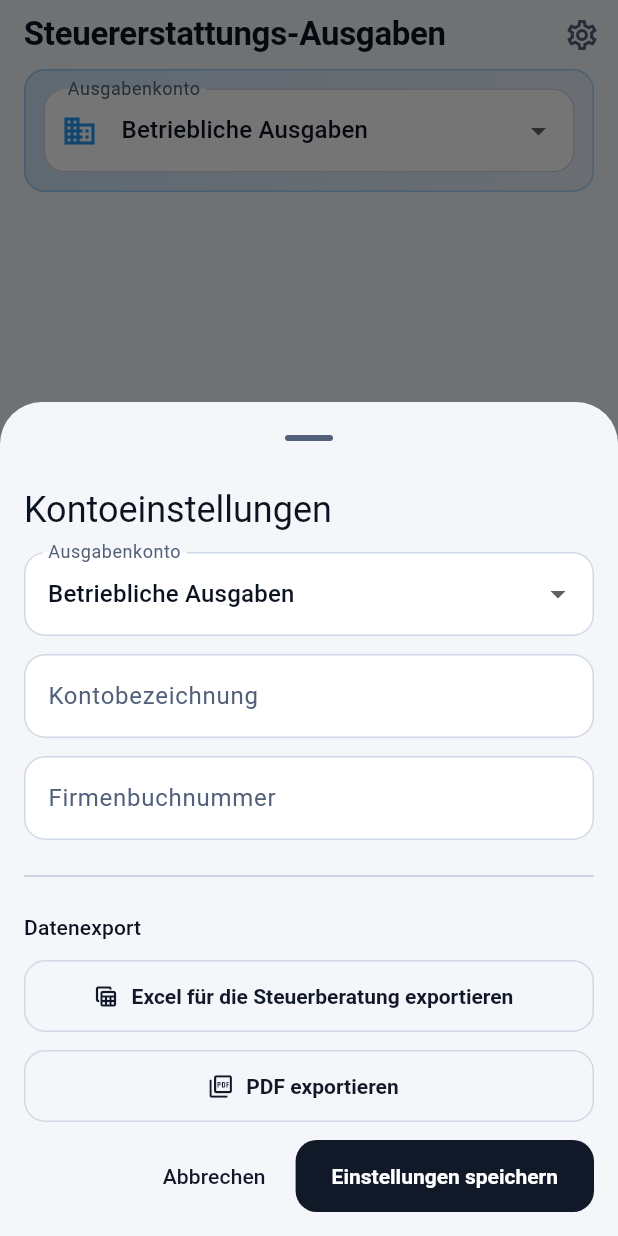
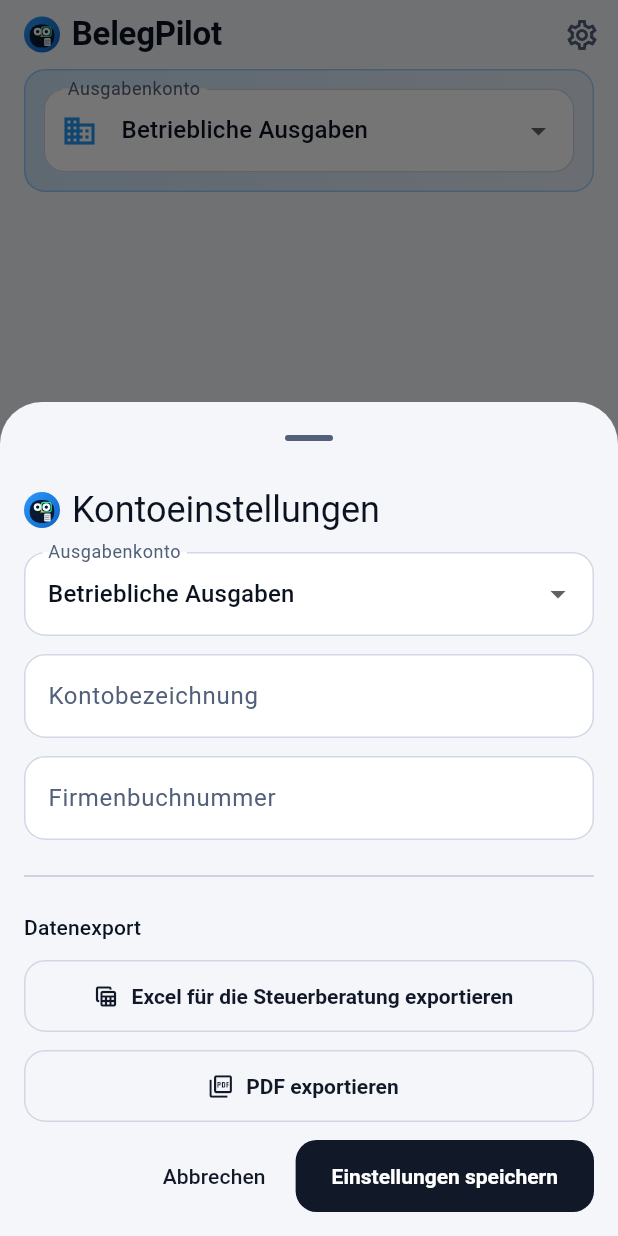
Before and after one commit to Clemens-Toegel/finanzplaner, a Flutter app: the screen it shows after launch, after a tap on the "settings" icon, on a phone screen of 412 x 824 dp. Run offline on Flutter 3.47's test engine with Material 3 defaults, Android fonts, the phone set to English and light mode, and no system bars; our stand-ins replace freezed_annotation, image_picker, pdf, printing, share_plus, sqflite; missing offline and left inert: excel, google_mlkit_text_recognition; accounts and stored records are empty.

Commit message:
feat(branding): adopt BelegPilot identity and integrate reusable Pilo visuals

```diff
--- a/lib/gen/app_localizations_de.dart
+++ b/lib/gen/app_localizations_de.dart
@@ -9,10 +9,10 @@
   AppLocalizationsDe([String locale = 'de']) : super(locale);
 
   @override
-  String get appTitle => 'Steuererstattungs-Ausgaben';
+  String get appTitle => 'BelegPilot';
 
   @override
-  String get taxRefundPurchasesTitle => 'Steuererstattungs-Ausgaben';
+  String get taxRefundPurchasesTitle => 'BelegPilot';
 
   @override
   String get exportPdfTooltip => 'PDF exportieren';
@@ -157,12 +157,11 @@
       'Bitte zuerst Ausgaben hinzufügen, bevor exportiert wird.';
 
   @override
-  String get emptyStateTitle =>
-      'Steuerlich absetzbare Ausgaben in Österreich erfassen';
+  String get emptyStateTitle => 'Ausgaben einfach erfassen und organisieren';
 
   @override
   String emptyStateSubtitle(Object account) {
-    return 'Füge jeden Beleg für $account hinzu, damit deine Steuerberatung ihn prüfen kann.';
+    return 'Füge jeden Beleg für $account hinzu, damit du alles übersichtlich an einem Ort hast.';
   }
 
   @override
--- a/lib/gen/app_localizations_en.dart
+++ b/lib/gen/app_localizations_en.dart
@@ -9,10 +9,10 @@
   AppLocalizationsEn([String locale = 'en']) : super(locale);
 
   @override
-  String get appTitle => 'Tax refund expenses';
+  String get appTitle => 'BelegPilot';
 
   @override
-  String get taxRefundPurchasesTitle => 'Tax refund expenses';
+  String get taxRefundPurchasesTitle => 'BelegPilot';
 
   @override
   String get exportPdfTooltip => 'Export PDF';
@@ -155,11 +155,11 @@
   String get addBeforeExport => 'Please add expenses before exporting.';
 
   @override
-  String get emptyStateTitle => 'Track tax-deductible expenses in Austria';
+  String get emptyStateTitle => 'Capture and organize expenses with ease';
 
   @override
   String emptyStateSubtitle(Object account) {
-    return 'Add each receipt for $account so your tax advisor can review it.';
+    return 'Add each receipt for $account to keep everything clearly organized in one place.';
   }
 
   @override
--- a/lib/l10n/app_de.arb
+++ b/lib/l10n/app_de.arb
@@ -1,7 +1,7 @@
 {
   "@@locale": "de",
-  "appTitle": "Steuererstattungs-Ausgaben",
-  "taxRefundPurchasesTitle": "Steuererstattungs-Ausgaben",
+  "appTitle": "BelegPilot",
+  "taxRefundPurchasesTitle": "BelegPilot",
   "exportPdfTooltip": "PDF exportieren",
   "expenseAccountLabel": "Ausgabenkonto",
   "accountSettingsTitle": "Kontoeinstellungen",
@@ -47,8 +47,8 @@
   "vatDeductibleLabel": "In Österreich vorsteuerabzugsfähig",
   "notesLabel": "Notizen für die Steuerberatung",
   "addBeforeExport": "Bitte zuerst Ausgaben hinzufügen, bevor exportiert wird.",
-  "emptyStateTitle": "Steuerlich absetzbare Ausgaben in Österreich erfassen",
-  "emptyStateSubtitle": "Füge jeden Beleg für {account} hinzu, damit deine Steuerberatung ihn prüfen kann.",
+  "emptyStateTitle": "Ausgaben einfach erfassen und organisieren",
+  "emptyStateSubtitle": "Füge jeden Beleg für {account} hinzu, damit du alles übersichtlich an einem Ort hast.",
   "@emptyStateSubtitle": {
     "placeholders": {
       "account": {}
--- a/lib/l10n/app_en.arb
+++ b/lib/l10n/app_en.arb
@@ -1,7 +1,7 @@
 {
   "@@locale": "en",
-  "appTitle": "Tax refund expenses",
-  "taxRefundPurchasesTitle": "Tax refund expenses",
+  "appTitle": "BelegPilot",
+  "taxRefundPurchasesTitle": "BelegPilot",
   "exportPdfTooltip": "Export PDF",
   "expenseAccountLabel": "Expense account",
   "accountSettingsTitle": "Account settings",
@@ -47,8 +47,8 @@
   "vatDeductibleLabel": "VAT deductible in Austria",
   "notesLabel": "Notes for tax advisor",
   "addBeforeExport": "Please add expenses before exporting.",
-  "emptyStateTitle": "Track tax-deductible expenses in Austria",
-  "emptyStateSubtitle": "Add each receipt for {account} so your tax advisor can review it.",
+  "emptyStateTitle": "Capture and organize expenses with ease",
+  "emptyStateSubtitle": "Add each receipt for {account} to keep everything clearly organized in one place.",
   "@emptyStateSubtitle": {
     "placeholders": {
       "account": {}
--- a/lib/screens/purchase_home_page.dart
+++ b/lib/screens/purchase_home_page.dart
@@ -6,6 +6,7 @@
 import '../models/expense_account_type.dart';
 import '../models/purchase_item.dart';
 import '../state/purchase_home_controller.dart';
+import '../widgets/pilo_logo.dart';
 import 'purchase_detail_page.dart';
 import 'widgets/account_settings_sheet.dart';
 import 'widgets/add_edit_purchase_sheet.dart';
@@ -237,11 +238,22 @@
 
     return Scaffold(
       appBar: AppBar(
-        title: Text(
-          isSelectionMode
-              ? '$selectedCount ausgewählt'
-              : l10n.taxRefundPurchasesTitle,
-        ),
+        title: isSelectionMode
+            ? Text('$selectedCount ausgewählt')
+            : Row(
+                children: [
+                  const PiloLogo(size: 24, showWordmark: false),
+                  Expanded(
+                    child: Padding(
+                      padding: const EdgeInsets.only(left: 8),
+                      child: Text(
+                        l10n.taxRefundPurchasesTitle,
+                        overflow: TextOverflow.ellipsis,
+                      ),
+                    ),
+                  ),
+                ],
+              ),
         actions: isSelectionMode
             ? [
                 IconButton(
--- a/lib/screens/widgets/account_settings_sheet.dart
+++ b/lib/screens/widgets/account_settings_sheet.dart
@@ -6,6 +6,7 @@
 import '../../models/account_settings.dart';
 import '../../models/expense_account_type.dart';
 import '../../state/account_settings_sheet_controller.dart';
+import '../../widgets/pilo_logo.dart';
 
 class AccountSettingsSheet extends StatelessWidget {
   const AccountSettingsSheet({
@@ -73,9 +74,19 @@
                 crossAxisAlignment: CrossAxisAlignment.stretch,
                 spacing: 12,
                 children: [
-                  Text(
-                    l10n.accountSettingsTitle,
-                    style: Theme.of(context).textTheme.headlineSmall,
+                  Row(
+                    children: [
+                      const PiloLogo(size: 24, showWordmark: false),
+                      Expanded(
+                        child: Padding(
+                          padding: const EdgeInsets.only(left: 8),
+                          child: Text(
+                            l10n.accountSettingsTitle,
+                            style: Theme.of(context).textTheme.headlineSmall,
+                          ),
+                        ),
+                      ),
+                    ],
                   ),
                   DropdownButtonFormField<ExpenseAccountType>(
                     initialValue: controller.editingAccount,
--- a/lib/screens/widgets/purchase_empty_state.dart
+++ b/lib/screens/widgets/purchase_empty_state.dart
@@ -1,6 +1,7 @@
 import 'package:flutter/material.dart';
 
 import '../../gen/app_localizations.dart';
+import '../../widgets/pilo_logo.dart';
 
 class PurchaseEmptyState extends StatelessWidget {
   const PurchaseEmptyState({
@@ -21,13 +22,9 @@
           mainAxisSize: MainAxisSize.min,
           spacing: 8,
           children: [
-            Padding(
-              padding: const EdgeInsets.only(bottom: 8),
-              child: Icon(
-                Icons.receipt_long,
-                size: 64,
-                color: Theme.of(context).colorScheme.primary,
-              ),
+            const Padding(
+              padding: EdgeInsets.only(bottom: 10),
+              child: PiloLogo(size: 68, showWordmark: false),
             ),
             Text(
               localizations.emptyStateTitle,
--- /dev/null
+++ b/lib/theme/pilo_brand_colors.dart
@@ -0,0 +1,14 @@
+import 'package:flutter/material.dart';
+
+/// Shared brand colors for Pilo visuals and mascot-related UI.
+abstract final class PiloBrandColors {
+  static const Color pilotBlue = Color(0xFF1F8CFF);
+  static const Color coinGradientStart = Color(0xFF2A9AFF);
+  static const Color coinGradientEnd = Color(0xFF0F62C3);
+
+  static const Color nightNavy = Color(0xFF071225);
+  static const Color cloudWhite = Color(0xFFF8FBFF);
+
+  static const Color scanMint = Color(0xFF3DDC97);
+  static const Color beakAmber = Color(0xFFFFB020);
+}
--- /dev/null
+++ b/lib/widgets/pilo_logo.dart
@@ -0,0 +1,153 @@
+import 'package:flutter/material.dart';
+
+import '../theme/pilo_brand_colors.dart';
+
+/// Reusable BelegPilot logo with the Pilo owl mark.
+///
+/// Integrate anywhere in the app:
+/// `const PiloLogo(size: 56)` or `const PiloLogo(size: 56, showWordmark: false)`.
+class PiloLogo extends StatelessWidget {
+  const PiloLogo({
+    super.key,
+    this.size = 56,
+    this.showWordmark = true,
+    this.wordmarkColor,
+  });
+
+  final double size;
+  final bool showWordmark;
+  final Color? wordmarkColor;
+
+  @override
+  Widget build(BuildContext context) {
+    final textColor = wordmarkColor ?? Theme.of(context).colorScheme.onSurface;
+
+    final mark = ConstrainedBox(
+      constraints: BoxConstraints.tightFor(width: size, height: size),
+      child: CustomPaint(painter: _PiloMarkPainter()),
+    );
+
+    if (!showWordmark) {
+      return mark;
+    }
+
+    return Row(
+      mainAxisSize: MainAxisSize.min,
+      children: [
+        mark,
+        Padding(
+          padding: const EdgeInsets.only(left: 10),
+          child: Text(
+            'BelegPilot',
+            style: TextStyle(
+              color: textColor,
+              fontSize: size * 0.36,
+              fontWeight: FontWeight.w700,
+              letterSpacing: 0.2,
+            ),
+          ),
+        ),
+      ],
+    );
+  }
+}
+
+class _PiloMarkPainter extends CustomPainter {
+  @override
+  void paint(Canvas canvas, Size size) {
+    final w = size.width;
+    final h = size.height;
+    final c = Offset(w / 2, h / 2);
+
+    // Background coin
+    final bg = Paint()
+      ..shader = const LinearGradient(
+        begin: Alignment.topLeft,
+        end: Alignment.bottomRight,
+        colors: [
+          PiloBrandColors.coinGradientStart,
+          PiloBrandColors.coinGradientEnd,
+        ],
+      ).createShader(Rect.fromLTWH(0, 0, w, h));
+    canvas.drawCircle(c, w * 0.5, bg);
+
+    // Owl body
+    final bodyPaint = Paint()
+      ..color = PiloBrandColors.nightNavy.withValues(alpha: 0.93);
+    final bodyRect = RRect.fromRectAndRadius(
+      Rect.fromCenter(
+        center: Offset(c.dx, c.dy + h * 0.04),
+        width: w * 0.68,
+        height: h * 0.64,
+      ),
+      Radius.circular(w * 0.28),
+    );
+    canvas.drawRRect(bodyRect, bodyPaint);
+
+    // Eyes
+    final eyeOuter = Paint()..color = PiloBrandColors.cloudWhite;
+    final eyeInner = Paint()..color = PiloBrandColors.nightNavy;
+    final leftEye = Offset(w * 0.38, h * 0.42);
+    final rightEye = Offset(w * 0.62, h * 0.42);
+    canvas.drawCircle(leftEye, w * 0.11, eyeOuter);
+    canvas.drawCircle(rightEye, w * 0.11, eyeOuter);
+    canvas.drawCircle(leftEye, w * 0.045, eyeInner);
+    canvas.drawCircle(rightEye, w * 0.045, eyeInner);
+
+    // Scan visor over right eye
+    final visor = Paint()
+      ..style = PaintingStyle.stroke
+      ..strokeWidth = w * 0.035
+      ..color = PiloBrandColors.scanMint;
+    final visorRect = Rect.fromCenter(
+      center: rightEye,
+      width: w * 0.27,
+      height: h * 0.27,
+    );
+    canvas.drawRRect(
+      RRect.fromRectAndRadius(visorRect, Radius.circular(w * 0.06)),
+      visor,
+    );
+
+    // Beak
+    final beak = Path()
+      ..moveTo(c.dx, h * 0.50)
+      ..lineTo(c.dx - w * 0.06, h * 0.57)
+      ..lineTo(c.dx + w * 0.06, h * 0.57)
+      ..close();
+    canvas.drawPath(beak, Paint()..color = PiloBrandColors.beakAmber);
+
+    // Receipt tab under wing
+    final receiptRect = RRect.fromRectAndRadius(
+      Rect.fromLTWH(w * 0.56, h * 0.60, w * 0.18, h * 0.22),
+      Radius.circular(w * 0.03),
+    );
+    canvas.drawRRect(
+      receiptRect,
+      Paint()..color = PiloBrandColors.cloudWhite.withValues(alpha: 0.95),
+    );
+
+    final linePaint = Paint()
+      ..color = PiloBrandColors.nightNavy.withValues(alpha: 0.7)
+      ..strokeWidth = w * 0.015
+      ..strokeCap = StrokeCap.round;
+    canvas.drawLine(
+      Offset(w * 0.59, h * 0.66),
+      Offset(w * 0.71, h * 0.66),
+      linePaint,
+    );
+    canvas.drawLine(
+      Offset(w * 0.59, h * 0.71),
+      Offset(w * 0.69, h * 0.71),
+      linePaint,
+    );
+    canvas.drawLine(
+      Offset(w * 0.59, h * 0.76),
+      Offset(w * 0.70, h * 0.76),
+      linePaint,
+    );
+  }
+
+  @override
+  bool shouldRepaint(covariant _PiloMarkPainter oldDelegate) => false;
+}
```
Also changed, not shown: lib/gen/app_localizations.dart (+4 -4 lines), lib/screens/widgets/add_edit_purchase_details_step.dart (+56 -2 lines), lib/screens/widgets/purchase_dashboard_tab.dart (+18 -1 lines), lib/widgets/pilo_scanning_logo.dart (added, +153 -0 lines), assets/branding/pilo_logo.svg (added), assets/branding/pilo_logo_scanning.svg (added), 3 other files.
